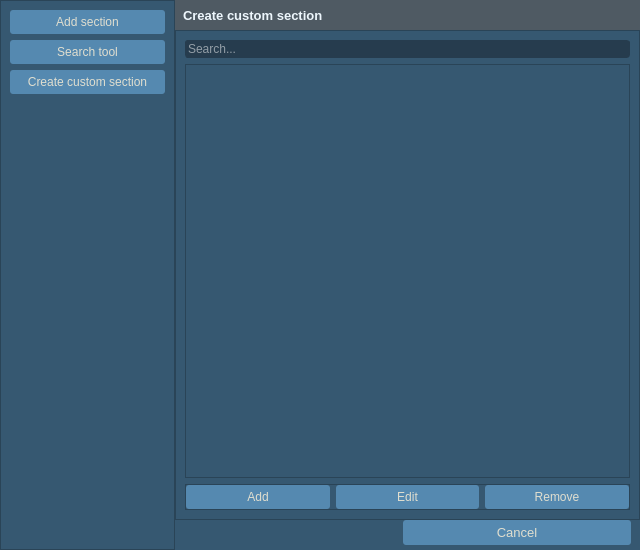
First picture: the form in SectionManager/UI/select_section_dialog.ui, repository GIAPspzoo/GIAP_PolaMap_lite, before the edit.
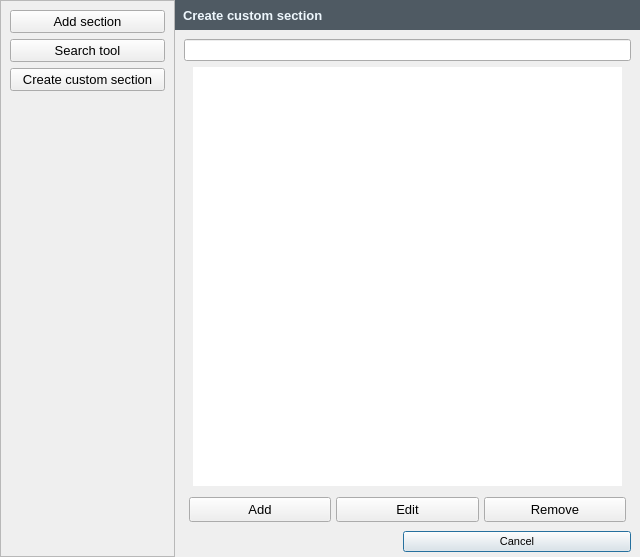
Second picture: the form after the edit. The open tabs and pages were chosen to show the change. Icons and pictures are not drawn. Custom widgets are drawn as their Qt base class.

The edit to the form file:
```diff
--- a/SectionManager/UI/select_section_dialog.ui
+++ b/SectionManager/UI/select_section_dialog.ui
@@ -10,7 +10,7 @@
     <x>0</x>
     <y>0</y>
     <width>640</width>
-    <height>550</height>
+    <height>557</height>
    </rect>
   </property>
   <property name="sizePolicy">
@@ -36,421 +36,7 @@
     <normaloff>:/plugins/GIAP-giap_layout/icons/giap_logo.png</normaloff>:/plugins/GIAP-giap_layout/icons/giap_logo.png</iconset>
   </property>
   <property name="styleSheet">
-   <string notr="true">* {
-background-color: #365871;
-color:#E0DECF;
-font: 10pt &quot;Segoe UI&quot;;
-}
-QLabel{
-font: 10pt &quot;Segoe UI&quot;;
-color:#E0DECF;
-height: 35px;
-}
-QCheckBox::indicator {
-  width: 13px;
-    height: 13px;
-border: 0px solid #E0DECF;
-}
-QCheckBox::indicator:checked {
- image: url(:/plugins/GIAP-PolaMap/icons/checked.png);
-  width: 13px;
-    height: 13px;
-}
-QCheckBox::indicator:unchecked {
- image: url(:/plugins/GIAP-PolaMap/icons/unchecked.png);
-  width: 13px;
-    height: 13px;
-}
-
-QScrollBar:horizontal {
-    height: 15px;
-}
-QScrollBar::handle:horizontal {
-    background: #5589B0;
-    border-radius: 5px;
-    width: 10px;
-    margin: 2px 0 2px 0;
-}
-QScrollBar::add-line:horizontal, QScrollBar::sub-line:horizontal  {
-    border: 1px solid transparent;
-    background: transparent;
-    width: 12px;
-}
- QScrollBar:vertical {
-     width: 15px;
- }
- QScrollBar::handle:vertical {
-     background: #5589B0;
-     height: 10px;
-     border-radius: 5px;
-         margin: 0px 2px 0px 2px;
- }
- QScrollBar::add-line:vertical{
-    border: 1px solid transparent;
-     background: transparent;
-     height: 12px;
- }
-
- QScrollBar::sub-line:vertical {
-      border: 1px solid transparent;
-     background: transparent;
-     height: 12px;
- }
-
-QAbstractScrollArea::corner {
- border: 1px solid transparent;
-width: 0px; 
-height: 0px;
-}
-
-QPushButton {
-padding: 5px;
-}
-
-QLineEdit, QTextEdit{
-border: 1px solid;
-border-radius:3px;
-border-color: #263c4e;
-background-color: #263c4e;
-}
-
-QLineEdit:focus{
-border: solid;
-border-style: solid;
-border-width: 1px;
-border-color: #E0DECF;
-}
-
-QPushButton {
-border: none;
-border-width: 1px;
-border-radius:3px;
-background-color: #5589B0;
-}
-QPushButton:checked {
-background-color: #5589B0;
-border: solid;
-border-width: 1px;
-border-color: #5589B0;
-}
-
-QPushButton:pressed {
-background-color: #5589B0;
-border: solid;
-border-width: 1px;
-border-color:#5589B0;
-}
-QPushButton:hover {
-background-color: #5589B0;
-border-radius: 3px;
-border: solid;
-border-style: solid;
-border-width: 1px;
-border-color: #E0DECF;
-}
-
-QToolButton {
-border: none;
-border-width: 1px;
-border-radius:3px;
-background-color: #5589B0;
-}
-
-QToolButton:checked {
-background-color: #5589B0;
-border: solid;
-border-width: 1px;
-border-color: #5589B0;
-}
-QToolButton:hover {
-background-color: #5589B0;
-border-radius: 3px;
-border: solid;
-border-style: solid;
-border-width: 1px;
-border-color: #E0DECF;
-}
-
-
-QToolButton:pressed {
-background-color: #5589B0;
-border: solid;
-border-width: 1px;
-border-color:#5589B0;
-}
-
-QToolButton::menu, QToolButton::menu-button {
-background-color: #263C4E;
-border: solid;
-border-width: 1px;
-border-color: #5589B0;
-}
-
-QMenu::item:selected {
-background-color:  #5589B0;
-}
-
-QComboBox QListView{
-selection-background-color:  #5589B0;
-    color: #E0DECF;
-     padding: 2px;
-}
-
-QComboBox:editable {
-border: 0px solid #5589B0;
-border-radius: 3px;
-background-color: #263c4e;
-padding: 0px 0px 0px 3px;
-}
-
-QComboBox:editable:focus{
-border: solid;
-border-style: solid;
-border-width: 1px;
-border-color: #E0DECF;
-}
-
-QComboBox:!editable {
-border: 0px solid #5589B0;
-border-radius: 3px;
-background-color: #263c4e;
-padding:0px 3px 0px 3px;
-}
-
-QComboBox:!editable:on {
-background-color: #263c4e;
-border: solid;
-border-width: 1px;
-border-color: #365871;
-padding:0px 5px 0px 3px;
-}
-
-QComboBox::drop-down {
-border-left: solid;
-border-width: 0px;
-background-color: #263c4e;
-border-radius: 3px;
-}
-QComboBox::drop-down:editable:on {
-background-color:#263c4e;
-border: solid;
-border-width: 1px;
-border-color: #263c4e;
-}
-
-QComboBox::drop-down:!editable:on {
-background-color: #263c4e;
-}
-
-QComboBox::down-arrow {
-        image:  url(:/plugins/GIAP-PolaMap/icons/branch-open.png);
-    width: 18px;
-    height: 28px;
-}
-
-QComboBox::down-arrow:hover, QComboBox::down-arrow:pressed{
-border: solid;
-border-width: 0px;
-border-color: #E0DECF;
-border-radius: 3px;
-margin:0px 3px 0px -1px;
-}
-
-QToolTip {
-color:white;
-	font: 9pt &quot;Segoe UI&quot;;
-font-weight: normal;
-border-style: double;
-border: 0.1rem;
-border-radius: 0.3rem;
-background-color:#4F5A63;
-}
-
-Line {
-color: qlineargradient(spread:pad, x1:0, y1:1, x2:0, y2:0, stop:0 rgba(65, 97, 124, 255), stop:1 rgba(90, 135, 172, 255));
-}
-
-QTabBar::tab {
-border-top-left-radius: 3px;
-border-top-right-radius: 3px;
-padding:1px 0px 1px 0px;
-margin-top: 2px;
-color: #E0DECF;
-font-weight: 550;
-}
-
-QTabBar::tab:selected {
-border: 0rem solid;
-border-color:#5589B0;
-margin-bottom: 2px;
-border-bottom: 2px solid #E0DECF;
-font-weight: 650;
-color: #E0DECF;
-}
-QTabBar::tab:hover {
-border: 0rem solid;
-background: transparent;
-margin-bottom: 2px;
-border-bottom: 2px solid #E0DECF;
-font-weight: 650;
-}
-
-QTabBar::tab:!selected {
-border: 0rem solid;
-background: transparent;
-margin-bottom: 2px;
-border-bottom: 2px solid transparent;
-font-weight: 550;
-color: #B3B2A6;
-}
-QTabBar::tab:!selected:hover {
-border: 0rem solid;
-background: transparent;
-margin-bottom: 2px;
-border-bottom: 2px solid #E0DECF;
-font-weight: 550;
-color: #B3B2A6;
-}
-
-QTabBar::tab:last:!selected {
-margin-right: 1px;
-}
-
-QTabWidget::pane {
-border-top:1px solid #B3B2A6;
-border-bottom: 0px solid #B3B2A6;
-}
-
-QTabWidget::tab-bar {
-left: 5px;
-right: 5px;
-}
-
-QTreeView {
-    border: 0rem solid;
-    border-color: #5589B0;
-    margin: 0.2rem;
-   show-decoration-selected: 1;
-}
-
-QTreeView::item,
-QTreeView::branch {
-    color: black;
-     padding:2px;
-}
-
-QTreeView:branch:hover,
-QTreeView:item:hover
-{
-    background-color: #5589B0;
-    color: white;
-}
-
-QTreeView:branch:selected,
-QTreeView:item:selected
-{
-    background-color: #5589B0;
-    color: white;
-}
-
-QTreeView::branch:has-children:!has-siblings:closed,
-QTreeView::branch:closed:has-children:has-siblings {
-        border-image: none;
-        image: url(:/plugins/GIAP-PolaMap/icons/branch-closed.png);
-}
-
-QTreeView::branch:open:has-children:!has-siblings,
-QTreeView::branch:open:has-children:has-siblings  {
-        border-image: none;
-        image:  url(:/plugins/GIAP-PolaMap/icons/branch-open.png);
-}
-
-QProgressBar {
-    border: 0.2rem solid #365871;
-    background-color: #365871;
-    border-radius: 0.3rem;
-    text-align: center;
-    color: white;
-}
-
-QProgressBar::chunk {
-    background-color: #5589B0;
-}
-QSpinBox, QDoubleSpinBox,
-QSpinBox:editable,
-QSpinBox:hover,
-QSpinBox:pressed,
-QDoubleSpinBox:editable,
-QDoubleSpinBox:hover,
-QDoubleSpinBox:pressed {
-    border: 0.1rem solid;
-    border-radius: 0.3rem;
-    border-color: #263c4e;
-background-color: #263c4e;
-}
-QSpinBox:focus, QDoubleSpinBox:focus {
-border-style: solid;
-border-width: 0rem;
-border-color: #E0DECF;
-}
-QSpinBox:disabled, QDoubleSpinBox:disabled {
-  border: none;
-  border-bottom: 0.1rem solid #263c4e;
-  border-radius: 0;
-  background: #263c4e;
-  color: #000000;
-}
-QSpinBox::up-button, QDoubleSpinBox::up-button{
-  subcontrol-origin: border;
-  subcontrol-position: top right;
-  border: 0rem solid white;
-  border-radius: 3;
-  background: #263c4e;
-}
-QSpinBox::down-button, QDoubleSpinBox::down-button {
-  subcontrol-origin: border;
-  subcontrol-position: bottom right;
-  border: 0rem solid white;
-  border-radius: 3;
-  background: #263c4e;
-}
-QSpinBox::down-button:hover, QDoubleSpinBox::down-button:hover, QSpinBox::up-button:hover, QDoubleSpinBox::up-button:hover {
-border: solid;
-border-width: 0.1rem;
-border-color: #E0DECF;
-}
-QSpinBox::up-arrow,QDoubleSpinBox::up-arrow {
-  image: url(:/plugins/GIAP-PolaMap/icons/spinup.png);
-    width: 18px;
-    height: 18px;
-}
-QSpinBox::up-arrow:disabled,
-QSpinBox::up-arrow:off {
-  image: none;
-}
-QSpinBox::down-arrow, QDoubleSpinBox::down-arrow {
-  image: url(:/plugins/GIAP-PolaMap/icons/spindown.png);
-    width: 18px;
-    height: 18px;
-}
-QSpinBox::down-arrow:disabled,
-QSpinBox::down-arrow:off,
- QDoubleSpinBox::down-arrow:disabled,
-QDoubleSpinBox::down-arrow:off{
-  image: none;
-}
-
-QTableView {
-border:1px solid #2A4457;
-color:white;
-selection-background-color: #6FB1E3;
- selection-color: white;
-}
-QTableView::item:selected {
-color:white;
-selection-background-color: #6FB1E3;
-selection-color: white;
-}</string>
+   <string notr="true"/>
   </property>
   <property name="locale">
    <locale language="English" country="UnitedKingdom"/>
@@ -515,7 +101,7 @@
        <property name="font">
         <font>
          <family>Segoe UI</family>
-         <pointsize>10</pointsize>
+         <pointsize>8</pointsize>
          <weight>50</weight>
          <italic>false</italic>
          <bold>false</bold>
@@ -584,6 +170,12 @@
         <layout class="QVBoxLayout" name="verticalLayout_3">
          <item>
           <widget class="QPushButton" name="addSectionTab">
+           <property name="font">
+            <font>
+             <family>Segoe UI</family>
+             <pointsize>10</pointsize>
+            </font>
+           </property>
            <property name="styleSheet">
             <string notr="true"/>
            </property>
@@ -594,6 +186,12 @@
          </item>
          <item>
           <widget class="QPushButton" name="searchToolTab">
+           <property name="font">
+            <font>
+             <family>Segoe UI</family>
+             <pointsize>10</pointsize>
+            </font>
+           </property>
            <property name="styleSheet">
             <string notr="true"/>
            </property>
@@ -610,6 +208,12 @@
              <height>0</height>
             </size>
            </property>
+           <property name="font">
+            <font>
+             <family>Segoe UI</family>
+             <pointsize>10</pointsize>
+            </font>
+           </property>
            <property name="styleSheet">
             <string notr="true"/>
            </property>
@@ -1147,7 +751,7 @@
           <string notr="true"/>
          </property>
          <property name="frameShape">
-          <enum>QFrame::StyledPanel</enum>
+          <enum>QFrame::NoFrame</enum>
          </property>
          <property name="frameShadow">
           <enum>QFrame::Raised</enum>
@@ -1159,7 +763,7 @@
              <string notr="true"/>
             </property>
             <property name="frameShape">
-             <enum>QFrame::StyledPanel</enum>
+             <enum>QFrame::NoFrame</enum>
             </property>
             <property name="frameShadow">
              <enum>QFrame::Raised</enum>
@@ -1222,40 +826,97 @@
              </size>
             </property>
             <property name="frameShape">
-             <enum>QFrame::StyledPanel</enum>
+             <enum>QFrame::NoFrame</enum>
             </property>
             <property name="frameShadow">
              <enum>QFrame::Raised</enum>
             </property>
-            <layout class="QGridLayout" name="gridLayout_3">
+            <layout class="QHBoxLayout" name="horizontalLayout_2">
+             <property name="spacing">
+              <number>5</number>
+             </property>
              <property name="leftMargin">
-              <number>0</number>
+              <number>5</number>
              </property>
              <property name="topMargin">
               <number>0</number>
              </property>
              <property name="rightMargin">
-              <number>0</number>
+              <number>5</number>
              </property>
              <property name="bottomMargin">
               <number>0</number>
              </property>
-             <item row="0" column="0">
+             <item>
               <widget class="QPushButton" name="pushButton_add_custom">
+               <property name="minimumSize">
+                <size>
+                 <width>0</width>
+                 <height>25</height>
+                </size>
+               </property>
+               <property name="maximumSize">
+                <size>
+                 <width>16777215</width>
+                 <height>25</height>
+                </size>
+               </property>
+               <property name="font">
+                <font>
+                 <family>Segoe UI</family>
+                 <pointsize>10</pointsize>
+                </font>
+               </property>
                <property name="text">
                 <string>Add</string>
                </property>
               </widget>
              </item>
-             <item row="0" column="1">
+             <item>
               <widget class="QPushButton" name="pushButton_edit_custom">
+               <property name="minimumSize">
+                <size>
+                 <width>0</width>
+                 <height>25</height>
+                </size>
+               </property>
+               <property name="maximumSize">
+                <size>
+                 <width>16777215</width>
+                 <height>25</height>
+                </size>
+               </property>
+               <property name="font">
+                <font>
+                 <family>Segoe UI</family>
+                 <pointsize>10</pointsize>
+                </font>
+               </property>
                <property name="text">
                 <string>Edit</string>
                </property>
               </widget>
              </item>
-             <item row="0" column="2">
+             <item>
               <widget class="QPushButton" name="pushButton_remove_custom">
+               <property name="minimumSize">
+                <size>
+                 <width>0</width>
+                 <height>25</height>
+                </size>
+               </property>
+               <property name="maximumSize">
+                <size>
+                 <width>16777215</width>
+                 <height>25</height>
+                </size>
+               </property>
+               <property name="font">
+                <font>
+                 <family>Segoe UI</family>
+                 <pointsize>10</pointsize>
+                </font>
+               </property>
                <property name="text">
                 <string>Remove</string>
                </property>
```
Left out of the diff: 51 changed lines with no effect on the pictures.
